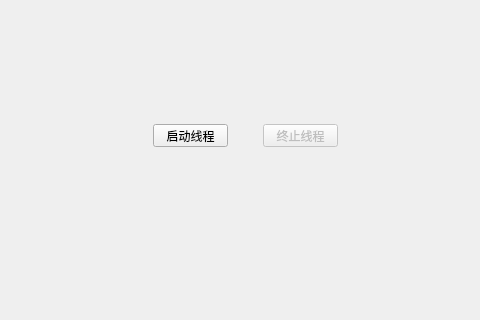
First picture: the form in myThread/dialog.ui, repository idcpj/hello_qt, before the edit; both pictures show x 127 to 607 and y 86 to 406 of the 800 by 600 pixel window.
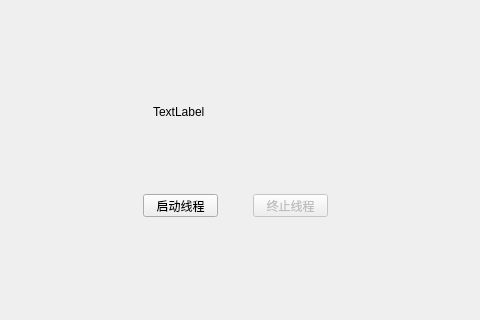
Second picture: the form after the edit.

Patch:
```diff
--- a/myThread/dialog.ui
+++ b/myThread/dialog.ui
@@ -19,8 +19,8 @@
    </property>
    <property name="geometry">
     <rect>
-     <x>390</x>
-     <y>210</y>
+     <x>380</x>
+     <y>280</y>
      <width>75</width>
      <height>23</height>
     </rect>
@@ -32,8 +32,8 @@
   <widget class="QPushButton" name="startButton">
    <property name="geometry">
     <rect>
-     <x>280</x>
-     <y>210</y>
+     <x>270</x>
+     <y>280</y>
      <width>75</width>
      <height>23</height>
     </rect>
@@ -42,6 +42,19 @@
     <string>启动线程</string>
    </property>
   </widget>
+  <widget class="QLabel" name="label">
+   <property name="geometry">
+    <rect>
+     <x>280</x>
+     <y>190</y>
+     <width>171</width>
+     <height>16</height>
+    </rect>
+   </property>
+   <property name="text">
+    <string>TextLabel</string>
+   </property>
+  </widget>
  </widget>
  <resources/>
  <connections/>
```
